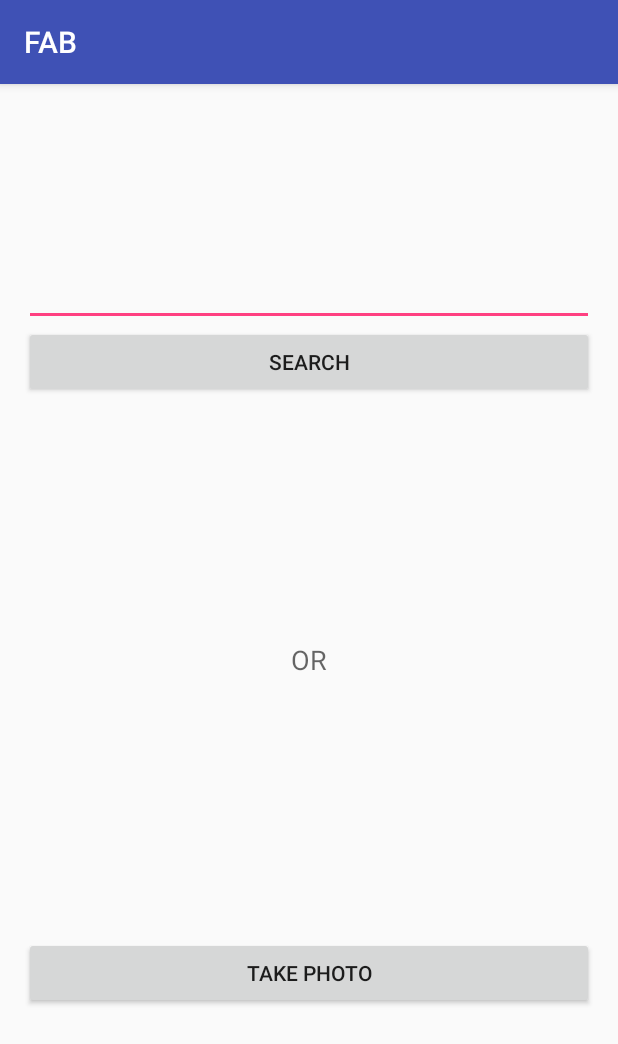
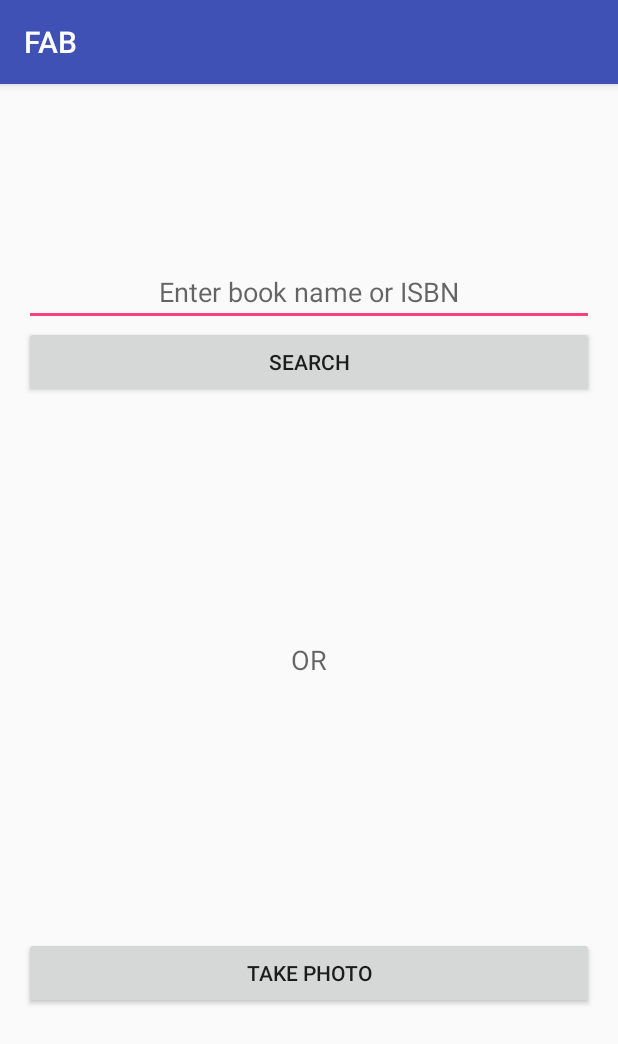
Before and after one commit to mattmili/FAB, an Android app: the screen it shows after launch (MainActivity), after a tap on "SEARCH", on a phone screen of 412 x 824 dp. Shown: the top 1044 px of the screen. Run offline under Robolectric (Android 15) with nearby library versions, the phone set to English and light mode, and no system bars; libraries missing offline, so code that uses them is left out: com.microsoft.projectoxford; 1 statement that could not run was skipped.

Commit message:
some error checking

```diff
--- a/FAB/app/src/main/java/com/csci4100/fab/MainActivity.java
+++ b/FAB/app/src/main/java/com/csci4100/fab/MainActivity.java
@@ -39,6 +39,8 @@ public class MainActivity extends AppCompatActivity {
     private Bitmap mBitmap;
     private VisionServiceClient client;
 
+    EditText bookToSearch;
+
     @Override
     protected void onCreate(Bundle savedInstanceState) {
         super.onCreate(savedInstanceState);
@@ -64,10 +66,13 @@ public class MainActivity extends AppCompatActivity {
             }
         });
 
+        bookToSearch = (EditText) findViewById(R.id.queryInput);
+        bookToSearch.setHint("Enter book name or ISBN");
+
+
     }
 
     public void bookSearch(){
-        EditText bookToSearch = (EditText) findViewById(R.id.queryInput);
         if(bookToSearch.getText().toString().matches("")){
             Toast.makeText(this.getBaseContext(), "Please enter an ISBN or book title", Toast.LENGTH_LONG);
         }else{
--- a/FAB/app/src/main/java/com/csci4100/fab/Result.java
+++ b/FAB/app/src/main/java/com/csci4100/fab/Result.java
@@ -29,7 +29,11 @@ public class Result extends AppCompatActivity {
         Intent result = getIntent();
         textResult = result.getStringExtra("result");
 
-        getReviews(textResult);
+        String book = textResult.replace(" ", "+");
+
+        Log.d("BOOK TITLE", book);
+
+        getReviews(book);
     }
 
     public void getReviews(String key){
--- a/FAB/app/src/main/res/layout/activity_main.xml
+++ b/FAB/app/src/main/res/layout/activity_main.xml
@@ -25,7 +25,8 @@
         android:layout_alignParentTop="true"
         android:layout_alignParentEnd="true"
         android:layout_marginTop="100dp"
-        android:layout_alignParentStart="true" />
+        android:layout_alignParentStart="true"
+        android:gravity="center" />
 
     <Button
         android:layout_width="wrap_content"
```
